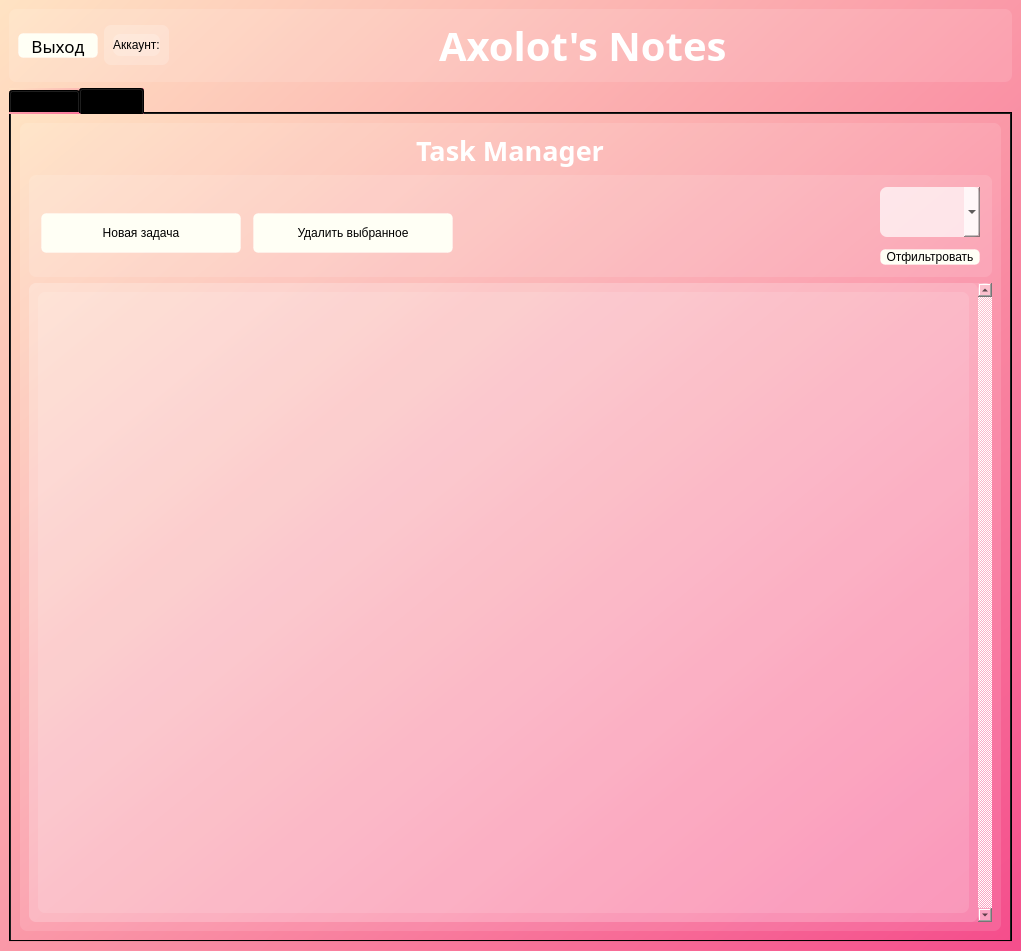
Old version of the form Interface_files/MainWNotes.ui in the repository Ephirious/Notes-TaskManager.
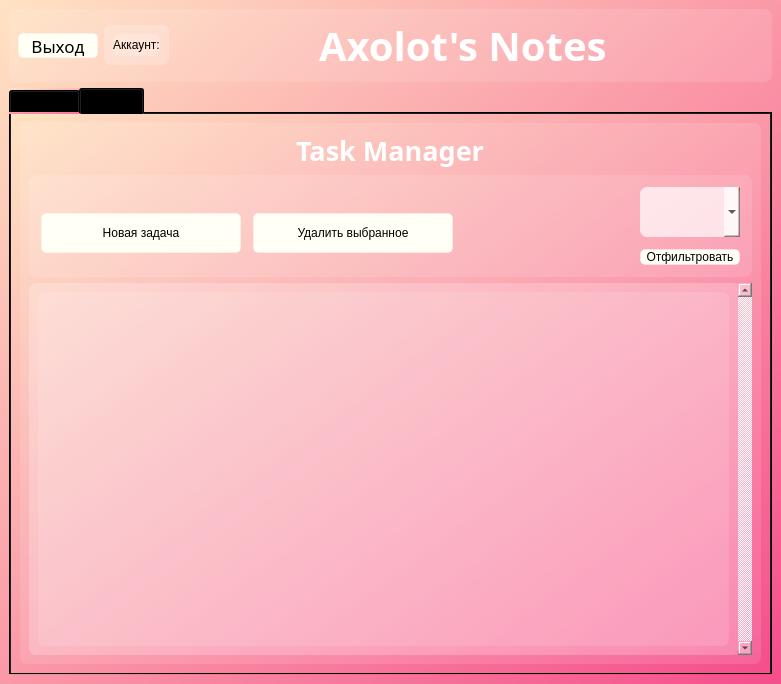
New version of the form. The open tabs and pages were chosen to show the change. Icons and pictures are not drawn.

Patch:
```diff
--- a/Interface_files/MainWNotes.ui
+++ b/Interface_files/MainWNotes.ui
@@ -6,8 +6,8 @@
    <rect>
     <x>0</x>
     <y>0</y>
-    <width>1021</width>
-    <height>951</height>
+    <width>781</width>
+    <height>684</height>
    </rect>
   </property>
   <property name="windowTitle">
@@ -999,8 +999,8 @@
                <rect>
                 <x>0</x>
                 <y>0</y>
-                <width>948</width>
-                <height>642</height>
+                <width>708</width>
+                <height>375</height>
                </rect>
               </property>
               <property name="styleSheet">
@@ -1020,7 +1020,7 @@
 QLabel {
 background-color: rgba(255, 255, 255, 80);
 border-radius: 7px;
-font: 15pt;
+font: 12pt;
 font-weight: bold;
 }
 QTextBrowser {
```
